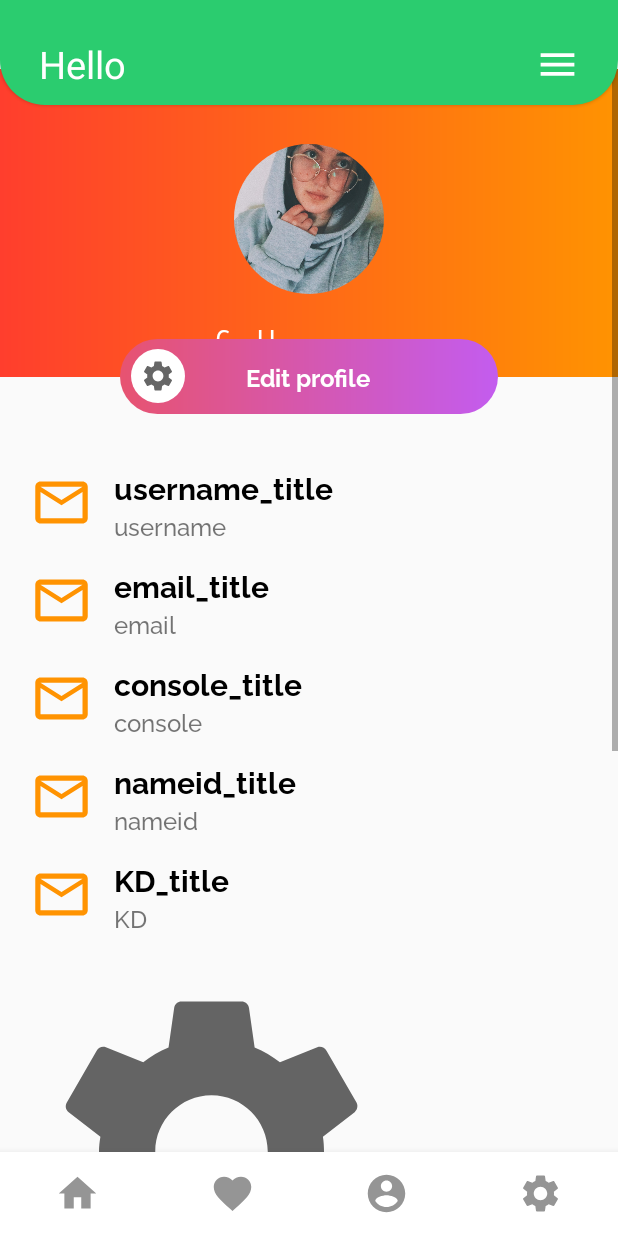
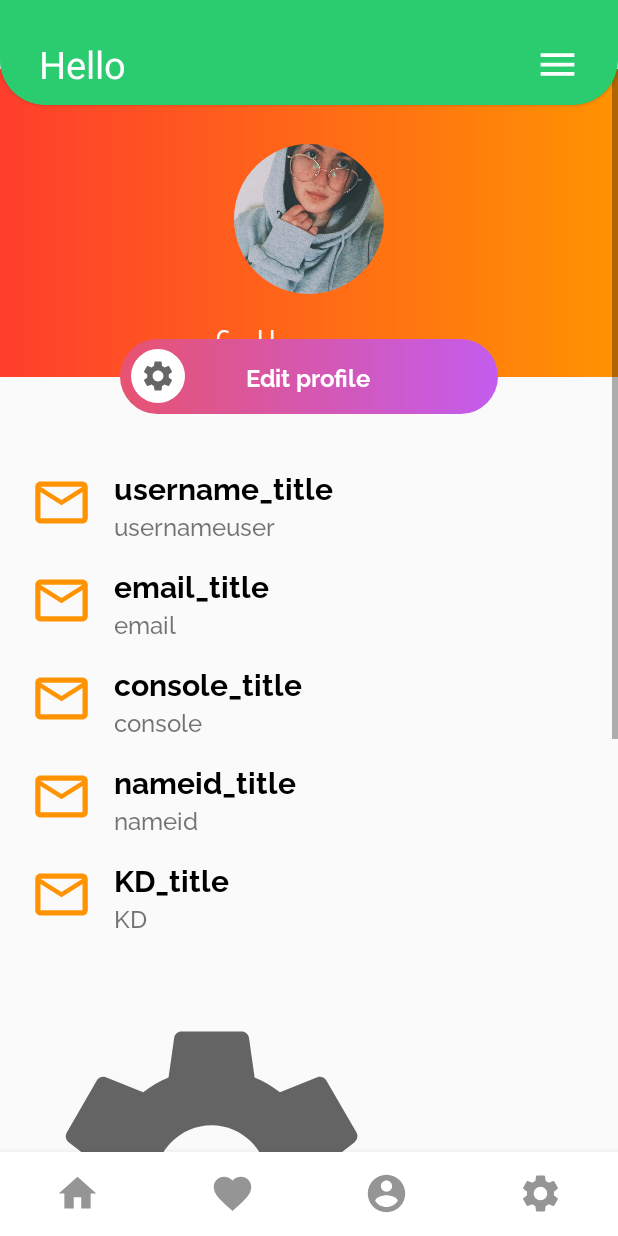
Before and after one commit to KyleGilmartin/TeamUp, an Android app: the UserProfile screen opened directly, with no data from a screen before it, on a phone screen of 412 x 824 dp. Run offline under Robolectric (Android 15) with nearby library versions, the phone set to English and light mode, and no system bars; our stand-ins replace CircleImageView, Firebase (no records; nobody signed in at launch, a user with empty details on screens opened directly).

Commit message:
somechanges to UserProfile

```diff
--- a/app/src/main/java/edu/kylegilmartin/teamup/UserDetails/UserProfile.java
+++ b/app/src/main/java/edu/kylegilmartin/teamup/UserDetails/UserProfile.java
@@ -8,16 +8,29 @@ import android.os.Bundle;
 import android.view.MenuItem;
 import android.view.View;
 import android.widget.FrameLayout;
+import android.widget.TextView;
+import android.widget.Toast;
 
 import com.google.android.material.bottomnavigation.BottomNavigationView;
+import com.google.firebase.auth.FirebaseAuth;
+import com.google.firebase.auth.FirebaseUser;
+import com.google.firebase.database.DataSnapshot;
+import com.google.firebase.database.DatabaseError;
+import com.google.firebase.database.DatabaseReference;
+import com.google.firebase.database.FirebaseDatabase;
+import com.google.firebase.database.ValueEventListener;
 
 import edu.kylegilmartin.teamup.LoginRegister.Login;
+import edu.kylegilmartin.teamup.LoginRegister.User;
 import edu.kylegilmartin.teamup.MainActivity;
 import edu.kylegilmartin.teamup.R;
 import edu.kylegilmartin.teamup.admin.AdminMain;
 
 public class UserProfile extends AppCompatActivity {
     private FrameLayout frameLayout;
+    private FirebaseUser user;
+    private DatabaseReference reference;
+    private String userID;
 
     @Override
     protected void onCreate(Bundle savedInstanceState) {
@@ -59,5 +72,45 @@ public class UserProfile extends AppCompatActivity {
         });
 
 
+        user = FirebaseAuth.getInstance().getCurrentUser();
+        reference = FirebaseDatabase.getInstance().getReference("Users");
+        userID = user.getUid();
+
+
+        final TextView fullnameTextView = findViewById(R.id.userfullname);
+        final TextView emailtextview = findViewById(R.id.emailuser);
+        final TextView consoletypetextview = findViewById(R.id.consoleuser);
+        final TextView nameidtextview = findViewById(R.id.nameiduser);
+        final TextView kdtextview = findViewById(R.id.kduser);
+        final TextView username = findViewById(R.id.usernameuser);
+
+        reference.child(userID).addListenerForSingleValueEvent(new ValueEventListener() {
+            @Override
+            public void onDataChange(@NonNull DataSnapshot snapshot) {
+                User userProfile = snapshot.getValue(User.class);
+
+                if(userProfile != null){
+                    String fullName = userProfile.fullName;
+                    String email = userProfile.email;
+                    String consoletype = userProfile.consoletype;
+                    String kd = userProfile.kd;
+                    String nameID = userProfile.nameid;
+                    fullnameTextView.setText(fullName == fullName ? fullName : "No Data");
+                    username.setText(fullName == fullName ? fullName : "No Data");
+                    emailtextview.setText(email == email ? email : "No Data");
+                    consoletypetextview.setText(consoletype == consoletype ? consoletype : "No Data");
+                    nameidtextview.setText(nameID == nameID ? nameID : "No Data");
+                    kdtextview.setText(kd == kd ? kd : "No Data");
+
+                }
+            }
+
+            @Override
+            public void onCancelled(@NonNull DatabaseError error) {
+                Toast.makeText(UserProfile.this, "Something bad happened!", Toast.LENGTH_SHORT).show();
+            }
+        });
+
+
     }
 }
--- a/app/src/main/res/layout/activity_user_profile.xml
+++ b/app/src/main/res/layout/activity_user_profile.xml
@@ -83,6 +83,7 @@
                     android:src="@drawable/example_img"/>
 
                 <TextView
+                    android:id="@+id/userfullname"
                     android:layout_width="wrap_content"
                     android:layout_height="wrap_content"
                     android:text="fullname"
@@ -158,9 +159,10 @@
                             style="@style/TextBlackTitle"/>
 
                         <TextView
+                            android:id="@+id/usernameuser"
                             android:layout_width="match_parent"
                             android:layout_height="wrap_content"
-                            android:text="username"
+                            android:text="usernameuser"
                             style="@style/TextDescription"/>
 
                     </LinearLayout>
@@ -192,6 +194,7 @@
                             style="@style/TextBlackTitle"/>
 
                         <TextView
+                            android:id="@+id/emailuser"
                             android:layout_width="match_parent"
                             android:layout_height="wrap_content"
                             android:text="email"
@@ -226,6 +229,7 @@
                             style="@style/TextBlackTitle"/>
 
                         <TextView
+                            android:id="@+id/consoleuser"
                             android:layout_width="match_parent"
                             android:layout_height="wrap_content"
                             android:text="console"
@@ -260,6 +264,7 @@
                             style="@style/TextBlackTitle"/>
 
                         <TextView
+                            android:id="@+id/nameiduser"
                             android:layout_width="match_parent"
                             android:layout_height="wrap_content"
                             android:text="nameid"
@@ -298,6 +303,7 @@
                             style="@style/TextBlackTitle"/>
 
                         <TextView
+                            android:id="@+id/kduser"
                             android:layout_width="match_parent"
                             android:layout_height="wrap_content"
                             android:text="KD"
@@ -308,11 +314,12 @@
                 </LinearLayout>
 
                 <ImageView
+
                     android:layout_width="250dp"
                     android:layout_height="250dp"
                     android:layout_marginBottom="300dp"
                     android:src="@drawable/ic_settings"
-                    android:layout_marginTop="20dp"/>
+                    android:layout_marginTop="40dp"/>
 
             </LinearLayout>
         </LinearLayout>
```
